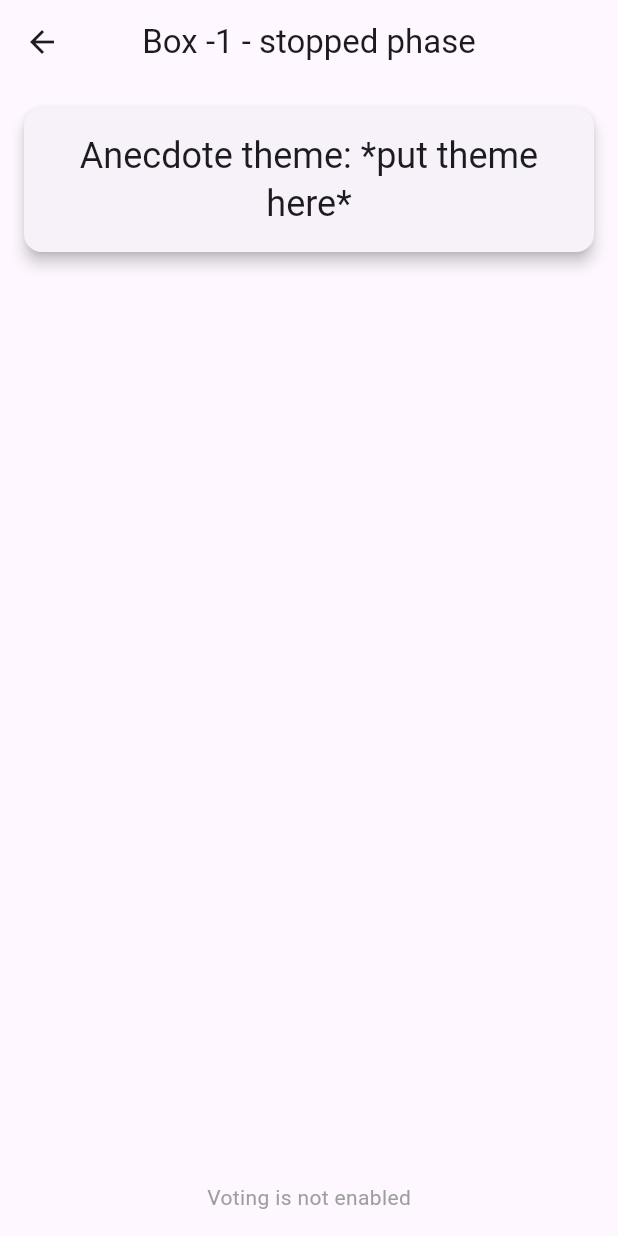
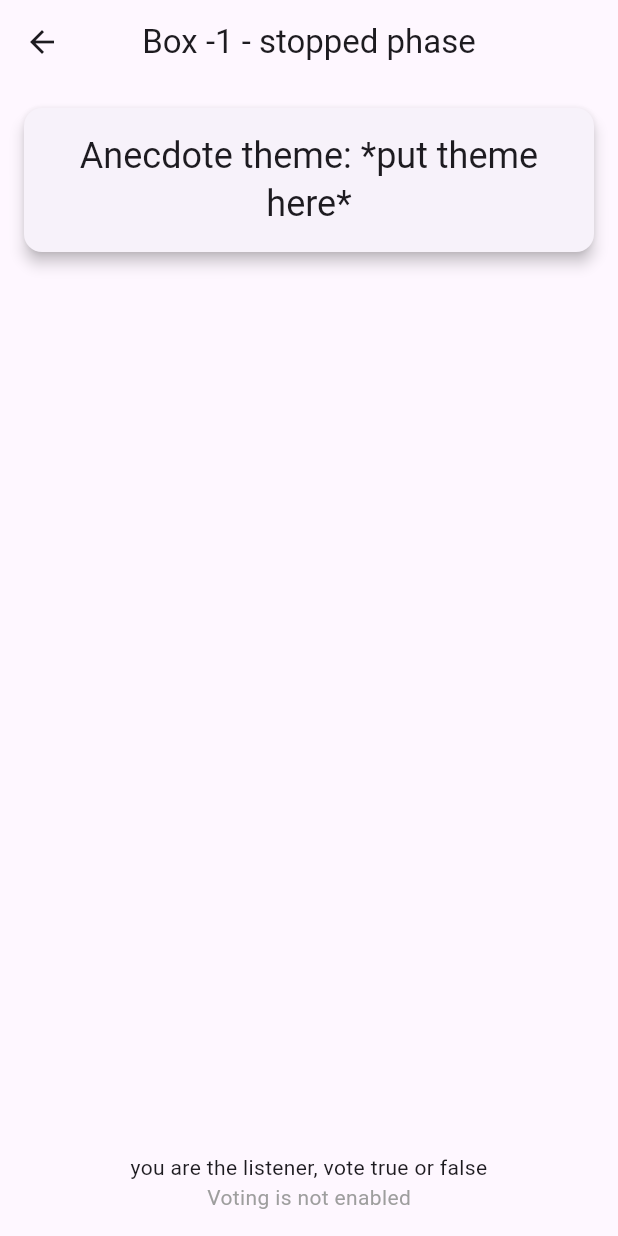
Before and after one commit to ThibBer/anec.fun, a Flutter app: the VotePage screen opened by its route, on a phone screen of 412 x 824 dp. Run offline on Flutter 3.47's test engine with Material 3 defaults, Android fonts, the phone set to English and light mode, and no system bars; our stand-ins replace lottie; generated files the repository leaves out were written again.

Commit message:
display scores after voting

```diff
--- a/mobile-app/anecdotfun/lib/src/core/models/command.dart
+++ b/mobile-app/anecdotfun/lib/src/core/models/command.dart
@@ -28,6 +28,8 @@ abstract class Command {
         return StatusCommand(boxId, json['status'], json['message']);
       case 'StickExploded':
         return StickExploded(boxId);
+      case 'VoteResult':
+        return VoteResult(boxId);
       default:
         throw UnsupportedError('Unknown command type: $commandType');
     }
@@ -75,3 +77,7 @@ class StatusCommand extends Command {
 class StickExploded extends Command {
   StickExploded(super.boxId);
 }
+
+class VoteResult extends Command {
+  VoteResult(super.boxId);
+}
--- a/mobile-app/anecdotfun/lib/src/core/models/game.dart
+++ b/mobile-app/anecdotfun/lib/src/core/models/game.dart
@@ -24,10 +24,13 @@ class Game extends ChangeNotifier {
     _webSocketConnection = connection;
   }
 
+  // Maintain score of each player
+  final Map<String, int> playerScores = {};
+
   /// The ID of the box.
   int boxId = -1;
 
-  bool stickExploded = false;
+  bool stickExploded = false; // Means player is speaker this round
 
   /// The unique ID of the player.
   String uniqueId = "";
@@ -65,13 +68,20 @@ class Game extends ChangeNotifier {
       players[uniqueId]!["vote"] = vote;
       // Only send to WebSocket if the vote originates from the app
       if (!isFromServer) {
-        _webSocketConnection.vote(vote);
+        _webSocketConnection.vote(vote, true);
       }
       notifyListeners();
     }
-    // If all players have voted, display the scores
-    if (players.values.every((player) => player["vote"] != null)) {
-      updateState(GameState.scores);
-    }
+  }
+
+  void updateScores(String result) {
+    // Update each player's score based on the result and his vote
+    players.forEach((uniqueId, playerData) {
+      if (playerData["vote"] == result) {
+        playerScores[uniqueId] = (playerScores[uniqueId] ?? 0) + 1;
+      }
+    });
+    updateState(GameState.scores);
+    notifyListeners();
   }
 }
--- a/mobile-app/anecdotfun/lib/src/core/services/web_socket_connection.dart
+++ b/mobile-app/anecdotfun/lib/src/core/services/web_socket_connection.dart
@@ -117,6 +117,9 @@ class WebSocketConnection {
       }
     } else if (command is StickExploded) {
       game.stickExploded = true;
+
+    } else if (command is VoteResult) {
+      game.updateScores(json['message']);
     } else {
       onError("Unknown command received: $command");
     }
@@ -207,11 +210,12 @@ class WebSocketConnection {
     });
   }
 
-  void vote(String vote) {
+  void vote(String vote, bool speaker) {
     sendCommand({
       "boxId": game.boxId,
       "uniqueId": game.uniqueId,
       "vote": vote,
+      "speaker": speaker,
       "commandType": "VoteCommand",
     });
   }
--- a/mobile-app/anecdotfun/lib/src/features/score/score_page.dart
+++ b/mobile-app/anecdotfun/lib/src/features/score/score_page.dart
@@ -75,10 +75,8 @@ class PlayerScorePageState extends State<PlayerScorePage> {
                     itemBuilder: (context, index) {
                       String uniqueId =
                           scoreController.game.players.keys.elementAt(index);
-                      Map<String, dynamic> playerData =
-                          scoreController.game.players[uniqueId]!;
-                      int score = playerData["score"] ?? 0;
-
+                      int score =
+                          scoreController.game.playerScores[uniqueId] ?? 0;
                       return Card(
                         margin: const EdgeInsets.symmetric(vertical: 8),
                         child: ListTile(
--- a/mobile-app/anecdotfun/lib/src/features/voting/vote_page.dart
+++ b/mobile-app/anecdotfun/lib/src/features/voting/vote_page.dart
@@ -103,6 +103,12 @@ class VotePageState extends State<VotePage> {
                       },
                     ),
                   ),
+                  Text(
+                    voteController.game.stickExploded
+                        ? "you are the speaker, is the anecdote true or false?"
+                        : "you are the listener, vote true or false",
+                    textAlign: TextAlign.center,
+                  ),
                   // Voting buttons
                   voteController.game.state == GameState.voting
                       ? Padding(
```
Also changed, not shown: 4 other files.
